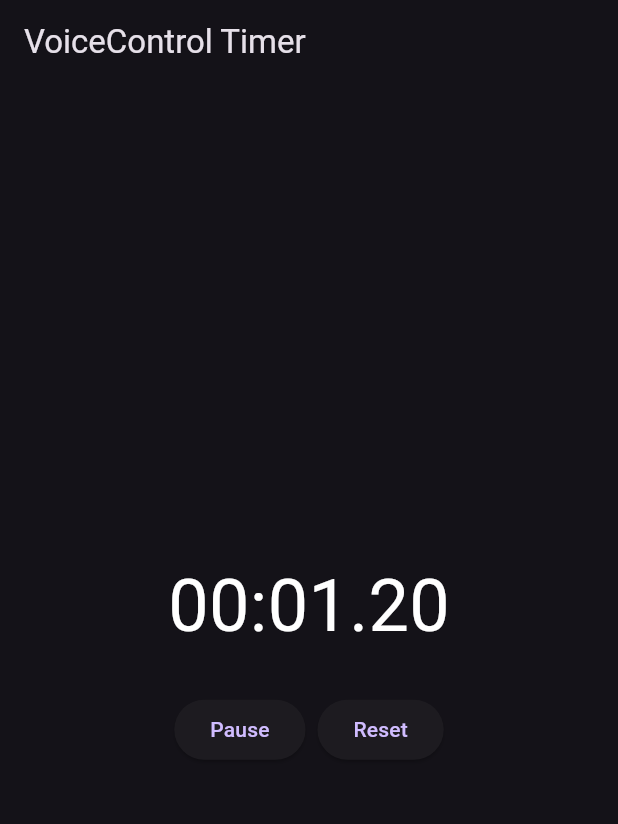
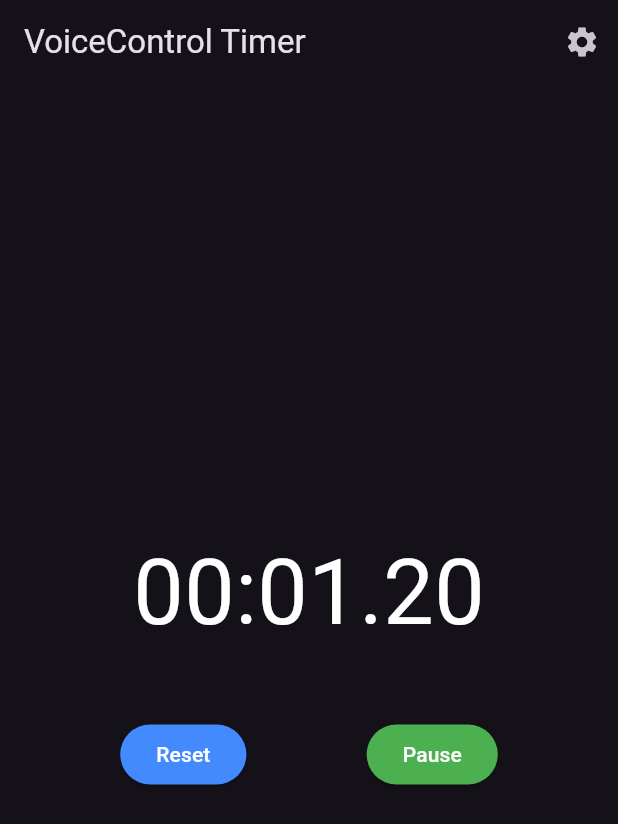
Before and after one commit to alexsvtmdev/vcstopwatch, a Flutter app: the screen it shows after launch, after a tap on "Start", on a phone screen of 412 x 824 dp. Shown: the top 824 px of the screen. Run offline on Flutter 3.47's test engine with Material 3 defaults, Android fonts, the phone set to English and light mode, and no system bars; our stand-ins replace flutter_tts.

Commit message:
iteration 3

```diff
--- a/lib/main.dart
+++ b/lib/main.dart
@@ -1,12 +1,13 @@
 import 'dart:async';
 import 'package:flutter/material.dart';
+import 'package:flutter_tts/flutter_tts.dart';
 
 void main() {
   runApp(const MyApp());
 }
 
 class MyApp extends StatelessWidget {
-  const MyApp({super.key}); // Используем super параметры и const конструктор
+  const MyApp({super.key});
 
   @override
   Widget build(BuildContext context) {
@@ -19,34 +20,39 @@
 }
 
 class TimerPage extends StatefulWidget {
-  const TimerPage({
-    super.key,
-  }); // Используем super параметры и const конструктор
+  const TimerPage({super.key});
 
   @override
   TimerPageState createState() => TimerPageState();
 }
 
 class TimerPageState extends State<TimerPage> {
-  static const duration = Duration(milliseconds: 10); // Убрано лишнее const
+  final FlutterTts flutterTts = FlutterTts();
+  Timer? timer;
   int timeMilliseconds = 0;
   bool isActive = false;
-  Timer? timer;
+  double volume = 0.5;
+  int intervalSeconds = 10;
+
+  @override
+  void initState() {
+    super.initState();
+    timer = Timer.periodic(const Duration(milliseconds: 10), (Timer t) {
+      handleTick();
+    });
+  }
 
   void handleTick() {
     if (isActive) {
       setState(() {
         timeMilliseconds += 10;
       });
+      int totalSeconds = timeMilliseconds ~/ 1000;
+      if (totalSeconds % intervalSeconds == 0) {
+        flutterTts.setVolume(volume);
+        flutterTts.speak('$totalSeconds seconds');
+      }
     }
-  }
-
-  @override
-  void initState() {
-    super.initState();
-    timer = Timer.periodic(duration, (Timer t) {
-      handleTick();
-    });
   }
 
   @override
@@ -57,38 +63,60 @@
         "${minutes.toString().padLeft(2, '0')}:${seconds.toStringAsFixed(2).padLeft(5, '0')}";
 
     return Scaffold(
-      appBar: AppBar(title: Text('VoiceControl Timer')),
+      appBar: AppBar(
+        title: const Text('VoiceControl Timer'),
+        actions: [
+          IconButton(
+            icon: const Icon(Icons.settings),
+            onPressed: () {
+              Navigator.push(
+                context,
+                MaterialPageRoute(
+                  builder: (context) => SettingsPage(state: this),
+                ),
+              );
+            },
+          ),
+        ],
+      ),
       body: Center(
         child: Column(
           mainAxisAlignment: MainAxisAlignment.center,
           children: <Widget>[
             Text(
               formattedTime,
-              style: TextStyle(fontSize: 48, color: Colors.white),
+              style: const TextStyle(fontSize: 60, color: Colors.white),
             ),
-            SizedBox(height: 24),
+            const SizedBox(height: 40),
             Row(
-              mainAxisAlignment: MainAxisAlignment.center,
+              mainAxisAlignment: MainAxisAlignment.spaceEvenly,
               children: <Widget>[
                 ElevatedButton(
-                  style: ElevatedButton.styleFrom(shape: StadiumBorder()),
+                  style: ElevatedButton.styleFrom(
+                    shape: const StadiumBorder(),
+                    backgroundColor: Colors.blueAccent, // изменено с primary
+                    foregroundColor: Colors.white, // изменено с onPrimary
+                  ),
+                  onPressed: () {
+                    setState(() {
+                      isActive = false;
+                      timeMilliseconds = 0;
+                    });
+                  },
+                  child: const Text('Reset'),
+                ),
+                ElevatedButton(
+                  style: ElevatedButton.styleFrom(
+                    shape: const StadiumBorder(),
+                    backgroundColor: Colors.green, // изменено с primary
+                    foregroundColor: Colors.white, // изменено с onPrimary
+                  ),
                   onPressed: () {
                     setState(() {
                       isActive = !isActive;
                     });
                   },
                   child: Text(isActive ? 'Pause' : 'Start'),
-                ),
-                SizedBox(width: 8),
-                ElevatedButton(
-                  style: ElevatedButton.styleFrom(shape: StadiumBorder()),
-                  onPressed: () {
-                    setState(() {
-                      isActive = false;
-                      timeMilliseconds = 0;
-                    });
-                  },
-                  child: Text('Reset'),
                 ),
               ],
             ),
@@ -98,3 +126,54 @@
     );
   }
 }
+
+class SettingsPage extends StatelessWidget {
+  final TimerPageState state;
+
+  SettingsPage({required this.state});
+
+  @override
+  Widget build(BuildContext context) {
+    return Scaffold(
+      appBar: AppBar(title: const Text("Settings")),
+      body: ListView(
+        children: [
+          ListTile(
+            title: const Text('Volume Control'),
+            subtitle: Slider(
+              value: state.volume,
+              min: 0.0,
+              max: 1.0,
+              divisions: 10,
+              label: "${(state.volume * 100).toInt()}%",
+              onChanged: (double value) {
+                state.setState(() {
+                  state.volume = value;
+                });
+              },
+            ),
+          ),
+          ListTile(
+            title: const Text('Speech Interval'),
+            trailing: DropdownButton<int>(
+              value: state.intervalSeconds,
+              items: const [
+                DropdownMenuItem(value: 10, child: Text("10 Seconds")),
+                DropdownMenuItem(value: 20, child: Text("20 Seconds")),
+                DropdownMenuItem(value: 30, child: Text("30 Seconds")),
+                DropdownMenuItem(value: 60, child: Text("1 Minute")),
+              ],
+              onChanged: (int? newValue) {
+                if (newValue != null) {
+                  state.setState(() {
+                    state.intervalSeconds = newValue;
+                  });
+                }
+              },
+            ),
+          ),
+        ],
+      ),
+    );
+  }
+}
--- a/pubspec.yaml
+++ b/pubspec.yaml
@@ -2,7 +2,7 @@ name: voice_control_timer
 description: "A new Flutter project."
 # The following line prevents the package from being accidentally published to
 # pub.dev using `flutter pub publish`. This is preferred for private packages.
-publish_to: 'none' # Remove this line if you wish to publish to pub.dev
+publish_to: "none" # Remove this line if you wish to publish to pub.dev
 
 # The following defines the version and build number for your application.
 # A version number is three numbers separated by dots, like 1.2.43
@@ -34,6 +34,7 @@ dependencies:
   # The following adds the Cupertino Icons font to your application.
   # Use with the CupertinoIcons class for iOS style icons.
   cupertino_icons: ^1.0.8
+  flutter_tts: ^3.3.0 # Добавленная зависимость для TTS
 
 dev_dependencies:
   flutter_test:
@@ -51,7 +52,6 @@ dev_dependencies:
 
 # The following section is specific to Flutter packages.
 flutter:
-
   # The following line ensures that the Material Icons font is
   # included with your application, so that you can use the icons in
   # the material Icons class.
```
Also changed, not shown: pubspec.lock, 3 other files.
